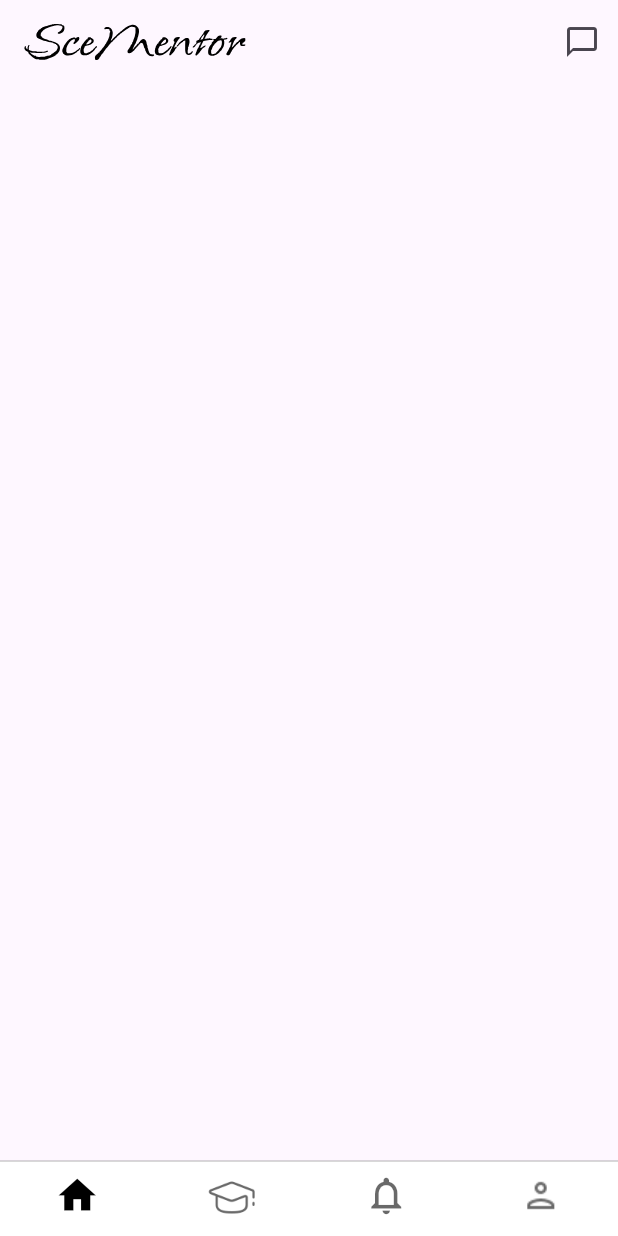
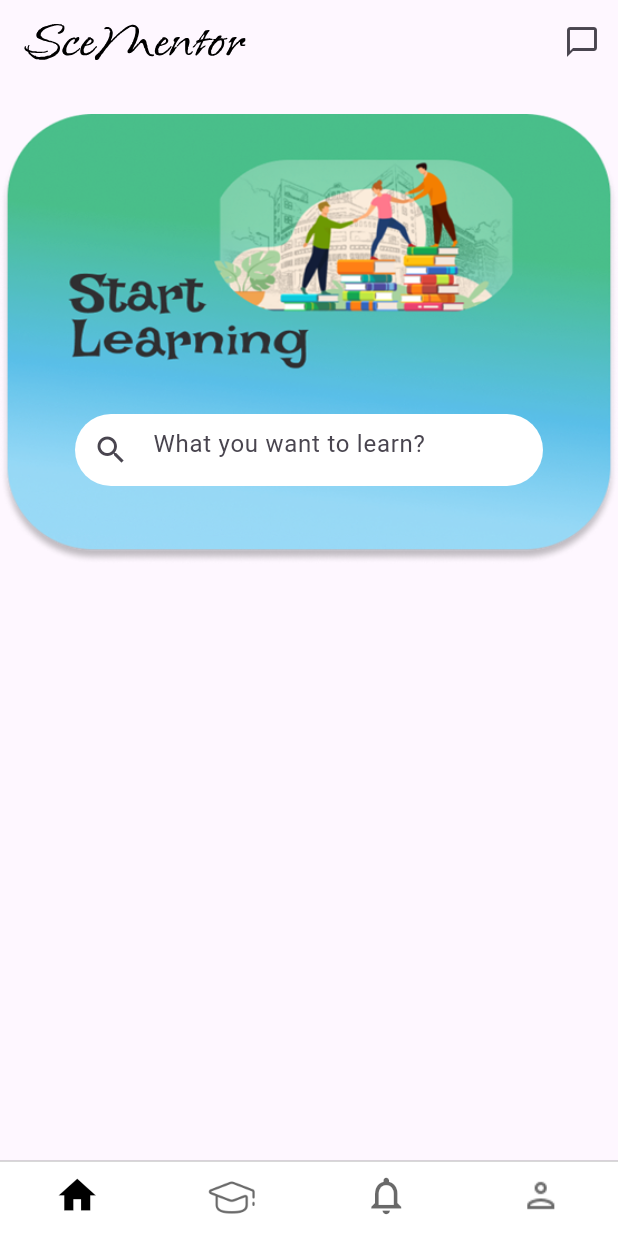
Before and after one commit to Ismailaboamra/Final-Project-SCE, a Flutter app: the screen it shows after launch, on a phone screen of 412 x 824 dp. Run offline on Flutter 3.47's test engine with Material 3 defaults, Android fonts, the phone set to English and light mode, and no system bars; our stand-ins replace email_validator, firebase_auth, firebase_core, flutter_svg; accounts and stored records are empty.

Commit message:
part Search for a mentor section in the mentors store in home page

```diff
--- a/lib/screens/home.dart
+++ b/lib/screens/home.dart
@@ -24,6 +24,47 @@ class _HomeState extends State<Home> {
                 Icons.messenger_outline,
               )),
         ],
-    ));
+      ),
+      body: SingleChildScrollView(
+        child: Column(
+          children: [
+            SizedBox(
+              height: 20,
+            ),
+            Stack(children: [
+              Container(
+                height: 300,
+                // width: 316,
+                margin: EdgeInsets.only(left: 0, right: 0),
+                decoration: BoxDecoration(
+                    image: DecorationImage(
+                        fit: BoxFit.fill,
+                        image: AssetImage('assets/img/background1.png'))),
+              ),
+              Align(
+                alignment: Alignment.bottomCenter,
+                child: Container(
+                  margin: EdgeInsets.only(left: 50, right: 50, top: 200),
+                  decoration: BoxDecoration(
+                      color: const Color.fromARGB(255, 255, 255, 255),
+                      borderRadius: BorderRadius.circular(35)),
+                  child: TextField(
+                    decoration: InputDecoration(
+                      border: InputBorder.none,
+                      hintText: 'What you want to learn?',
+                      prefixIcon: Icon(Icons.search),
+                    ),
+                  ),
+                ),
+              ),
+              // ),
+            ]),
+            SizedBox(
+              height: 40,
+            ),
+          ],
+        ),
+      ),
+    );
   }
 }
```
Lines whose indentation alone changed are shown as unchanged.
